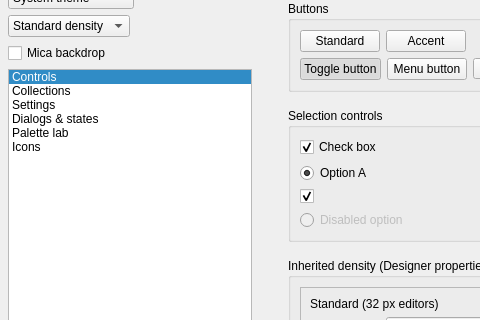
JulienMaille/WinUI3Style, file src/gallery/gallerywindow.ui: the form before one commit; both pictures show x 0 to 480 and y 97 to 417 of the 1180 by 780 pixel window.
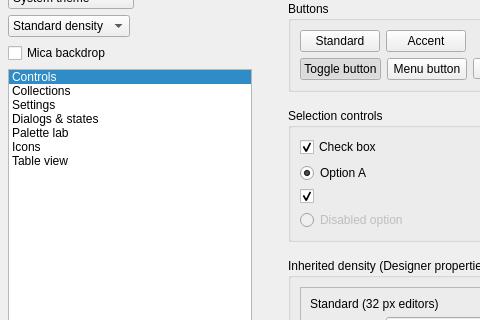
The form after the commit.

Commit message:
fix(table): include cell padding and header title in size hints
Unpolish restoration (P1 ledger): this change only adjusts geometry returned
by sizeFromContents() (CT_ItemViewItem / CT_HeaderSection) and subElementRect().
It sets no polish-time widget attributes, palette entries or properties, so
there is no new state to restore on unpolish. styleMutationRestoration() still
covers the unchanged restoration path.

```diff
--- a/src/gallery/gallerywindow.ui
+++ b/src/gallery/gallerywindow.ui
@@ -26,6 +26,7 @@
         <item><property name="text"><string>Dialogs &amp; states</string></property></item>
         <item><property name="text"><string>Palette lab</string></property></item>
         <item><property name="text"><string>Icons</string></property></item>
+        <item><property name="text"><string>Table view</string></property></item>
        </widget></item>
       </layout>
      </widget>
```
Left out of the diff: 1 changed line with no effect on the pictures. The commit also changes 4 other files.
